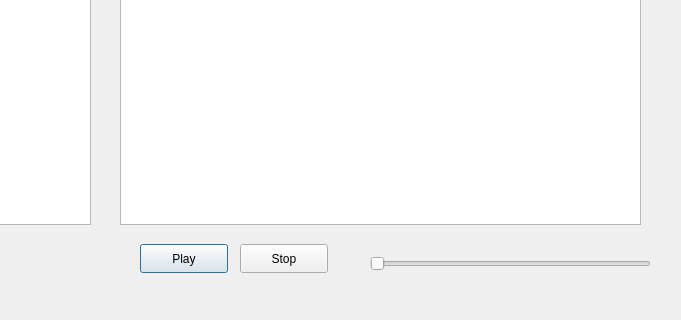
Above: gui/frontend.ui from sticken88/music-player before the change; both pictures show x 190 to 871 and y 226 to 546 of the 871 by 546 pixel window. Below: the same form after it.
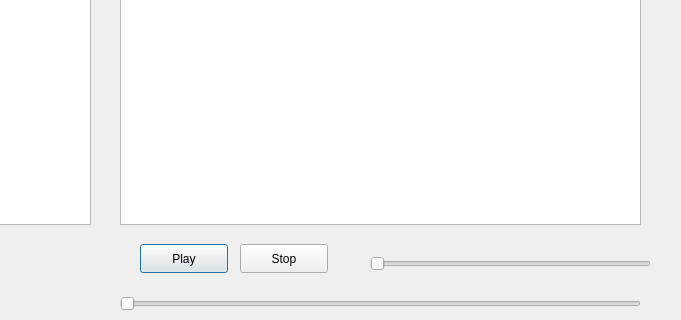
That is the form after the change.

Commit message: Add slider updated with the duration of the song currently played

What changed in the file:
```diff
--- a/gui/frontend.ui
+++ b/gui/frontend.ui
@@ -85,6 +85,19 @@
     </rect>
    </property>
   </widget>
+  <widget class="QSlider" name="elapsedTimeSlider">
+   <property name="geometry">
+    <rect>
+     <x>310</x>
+     <y>520</y>
+     <width>521</width>
+     <height>20</height>
+    </rect>
+   </property>
+   <property name="orientation">
+    <enum>Qt::Horizontal</enum>
+   </property>
+  </widget>
  </widget>
  <resources/>
  <connections/>
```
